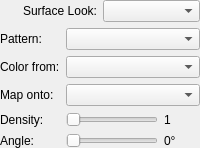
Wolfieeewolf/OpenRGB3DSpatialPlugin, file ui/forms/StripKernelColormapPanel.ui: the form before one commit.
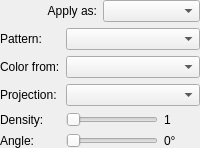
The form after the commit.

Commit message:
fix: apply Spatial Anchor every LED frame and unify Projection captions
Origin-local engines follow the stack hub each frame; Shader Field Projection uses stable itemData and Box unwrap. Shared Projection/Path/Aim wording plus room-fill UV docs.

Patch:
```diff
--- a/ui/forms/StripKernelColormapPanel.ui
+++ b/ui/forms/StripKernelColormapPanel.ui
@@ -23,7 +23,7 @@
      <item>
       <widget class="QLabel" name="surfaceLookCaption">
        <property name="text">
-        <string>Surface Look:</string>
+        <string>Apply as:</string>
        </property>
        <property name="alignment">
         <set>Qt::AlignRight|Qt::AlignVCenter</set>
@@ -87,7 +87,7 @@
       <item row="2" column="0">
        <widget class="QLabel" name="unfoldCaption">
         <property name="text">
-         <string>Map onto:</string>
+         <string>Projection:</string>
         </property>
        </widget>
       </item>
```
Left out of the diff: 2 changed lines with no effect on the pictures. The commit also changes 19 other files.
